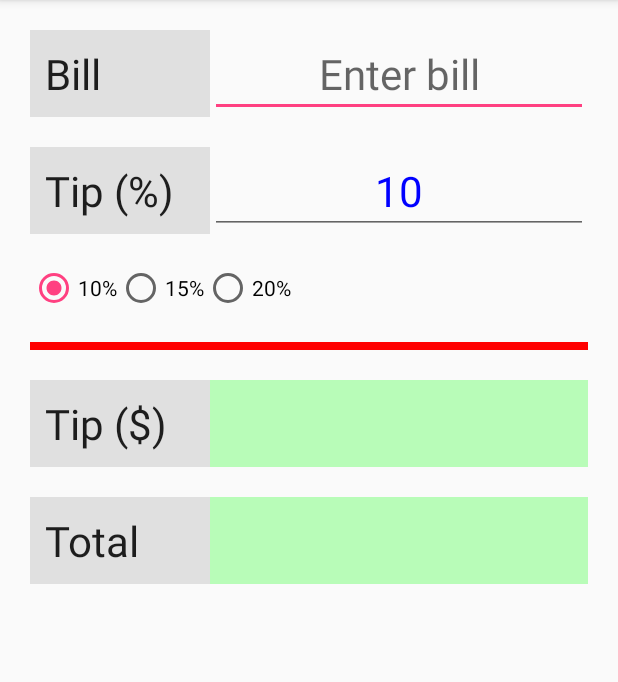
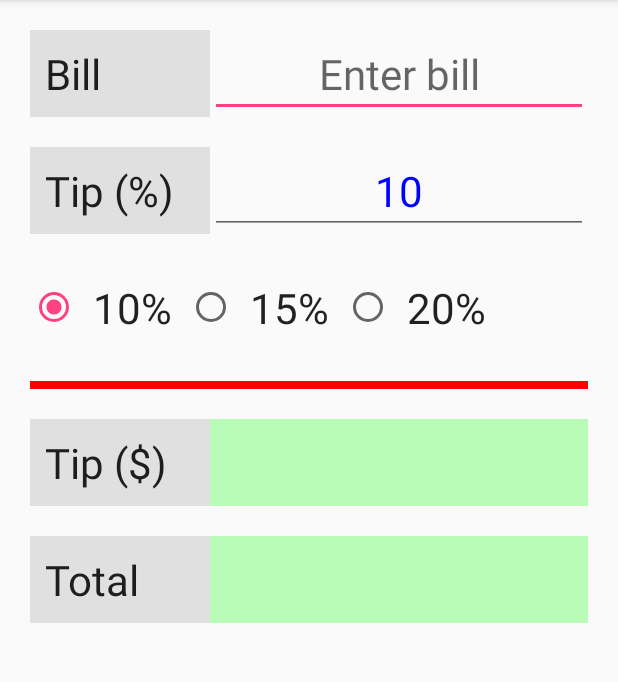
Before and after one commit to BaileyMillerSSI/MobileDevelopment, an Android app: the screen it shows after launch (MainActivity), on a phone screen of 412 x 824 dp, the part 84-766 px from its top. Run offline under Robolectric (Android 15) with nearby library versions, the phone set to English and light mode, and no system bars.

Commit message:
Changed the styles

```diff
--- a/Android Studio/TipCalculatorV5/app/src/main/res/layout/activity_main.xml
+++ b/Android Studio/TipCalculatorV5/app/src/main/res/layout/activity_main.xml
@@ -52,19 +52,16 @@
         android:layout_alignRight="@id/amount_bill"
         android:layout_alignLeft="@id/label_bill">
         <RadioButton android:id="@+id/radio_ten"
-            android:layout_width="wrap_content"
-            android:layout_height="wrap_content"
             android:text="10%"
+            style="@style/RadioButtonStyle"
             android:onClick="onRadioButtonClicked"/>
         <RadioButton android:id="@+id/radio_fifteen"
-            android:layout_width="wrap_content"
-            android:layout_height="wrap_content"
             android:text="15%"
+            style="@style/RadioButtonStyle"
             android:onClick="onRadioButtonClicked"/>
         <RadioButton android:id="@+id/radio_twenty"
-            android:layout_width="wrap_content"
-            android:layout_height="wrap_content"
             android:text="20%"
+            style="@style/RadioButtonStyle"
             android:onClick="onRadioButtonClicked"/>
     </RadioGroup>
 
--- a/Android Studio/TipCalculatorV5/app/src/main/res/values/styles.xml
+++ b/Android Studio/TipCalculatorV5/app/src/main/res/values/styles.xml
@@ -19,6 +19,11 @@
         <item name = "android:background">@color/lightGray</item>
     </style>
 
+    <style name="RadioButtonStyle" parent="TextStyle">
+        <item name="android:layout_width">wrap_content</item>
+        <item name="android:layout_height">wrap_content</item>
+    </style>
+
     <style name="CenteredTextStyle" parent="TextStyle">
         <item name = "android:gravity">center</item>
     </style>
```
Also changed, not shown: Android Studio/TipCalculatorV5/app/src/main/java/com/school/penncollege/tipcalculatorv5/MainActivity.java (line endings or trailing spaces).
